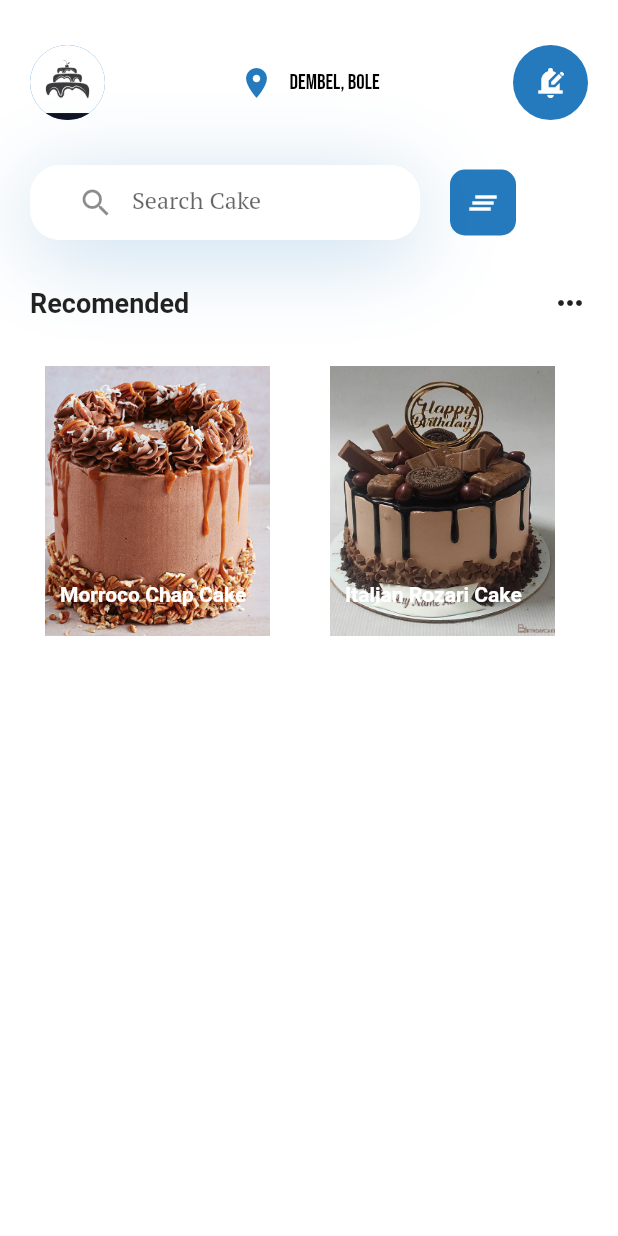
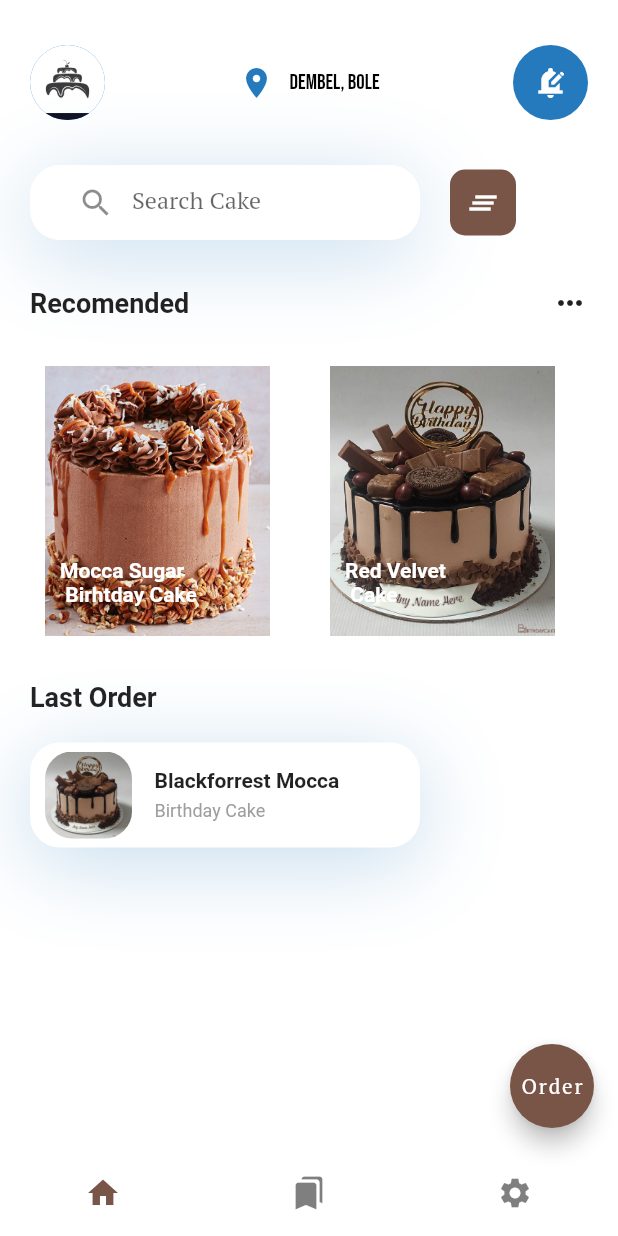
Before and after one commit to abduseK/Cake-App, a Flutter app: the HomeScreen screen opened directly, on a phone screen of 412 x 824 dp. Run offline on Flutter 3.47's test engine with Material 2 defaults, Android fonts, the phone set to English and light mode, and no system bars.

Commit message:
further updates on home screen

```diff
--- a/lib/screens/bodyScreen.dart
+++ b/lib/screens/bodyScreen.dart
@@ -3,9 +3,12 @@ import '../constants/constants.dart';
 import '../widgets/cakeCardWidget.dart';
 
 class Body extends StatelessWidget {
-  final List<String> titles = ["Morroco Chap Cake", "Italian Rozari Cake"];
+  final List<String> titles = [
+    "Mocca Sugar \n Birhtday Cake",
+    "Red Velvet \n Cake"
+  ];
+  final List<String> images = ["images/cake2.jpg", "images/cake3.jpg"];
 
-  final List<String> images = ["images/cake2.jpg", "images/cake3.jpg"];
   @override
   Widget build(BuildContext context) {
     return SafeArea(
@@ -94,7 +97,7 @@ class Body extends StatelessWidget {
                   height: 44,
                   width: 44,
                   decoration: BoxDecoration(
-                      color: kPrimaryColor,
+                      color: Colors.brown,
                       borderRadius: BorderRadius.circular(10)),
                   child: const Icon(
                     Icons.clear_all,
@@ -137,6 +140,71 @@ class Body extends StatelessWidget {
                 scrollDirection: Axis.horizontal,
               ),
             ),
+            const SizedBox(
+              height: 20,
+            ),
+            const Padding(
+              padding: EdgeInsets.symmetric(horizontal: 20.0),
+              child: Text(
+                "Last Order",
+                style: TextStyle(fontWeight: FontWeight.bold, fontSize: 18),
+              ),
+            ),
+            const SizedBox(
+              height: 20,
+            ),
+            Row(
+              children: [
+                Container(
+                  height: 70.0,
+                  width: 300,
+                  child: Container(
+                      margin: const EdgeInsets.symmetric(
+                        horizontal: 20.0,
+                      ),
+                      padding: const EdgeInsets.symmetric(
+                          horizontal: 10.0, vertical: 6.0),
+                      height: 50,
+                      decoration: BoxDecoration(
+                          color: Colors.white,
+                          borderRadius: BorderRadius.circular(20),
+                          boxShadow: [
+                            BoxShadow(
+                                offset: const Offset(0, 10),
+                                blurRadius: 50.0,
+                                color: kPrimaryColor.withOpacity(0.23))
+                          ]),
+                      child: Row(
+                        children: [
+                          ClipRRect(
+                              borderRadius: BorderRadius.circular(18.0),
+                              child: Image.asset("images/cake3.jpg")),
+                          const SizedBox(
+                            width: 15,
+                          ),
+                          Column(
+                            mainAxisAlignment: MainAxisAlignment.center,
+                            crossAxisAlignment: CrossAxisAlignment.start,
+                            children: const [
+                              Text(
+                                "Blackforrest Mocca",
+                                style: TextStyle(fontWeight: FontWeight.bold),
+                              ),
+                              SizedBox(
+                                height: 5,
+                              ),
+                              Text(
+                                "Birthday Cake",
+                                style:
+                                    TextStyle(color: Colors.grey, fontSize: 12),
+                              )
+                            ],
+                          )
+                        ],
+                      )),
+                ),
+              ],
+            ),
           ],
         ),
       ),
--- a/lib/screens/homeScreen.dart
+++ b/lib/screens/homeScreen.dart
@@ -1,14 +1,53 @@
 import 'package:flutter/material.dart';
+import 'package:test_onte/constants/constants.dart';
+import 'package:test_onte/screens/settingScreen.dart';
 import 'bodyScreen.dart';
 
-class HomeScreen extends StatelessWidget {
-  const HomeScreen({super.key});
+class HomeScreen extends StatefulWidget {
+  @override
+  State<HomeScreen> createState() => _HomeScreenState();
+}
+
+class _HomeScreenState extends State<HomeScreen> {
+  List pages = [Body(), Body(), const Settings()];
+
+  int currentIndex = 0;
+
+  void onTap(int index) {
+    setState(() {
+      currentIndex = index;
+    });
+  }
 
   @override
   Widget build(BuildContext context) {
     return Scaffold(
       backgroundColor: Colors.white,
-      body: Body(),
+      body: pages[currentIndex],
+      bottomNavigationBar: BottomNavigationBar(
+        onTap: onTap,
+        currentIndex: currentIndex,
+        showUnselectedLabels: false,
+        unselectedItemColor: Colors.black.withOpacity(0.5),
+        selectedItemColor: Colors.brown,
+        showSelectedLabels: false,
+        elevation: 0,
+        backgroundColor: Colors.white,
+        items: const [
+          BottomNavigationBarItem(icon: Icon(Icons.home), label: 'Home'),
+          BottomNavigationBarItem(icon: Icon(Icons.bookmarks), label: 'Saved'),
+          BottomNavigationBarItem(
+              icon: Icon(Icons.settings), label: 'Settings'),
+        ],
+      ),
+      floatingActionButton: FloatingActionButton(
+        backgroundColor: Colors.brown,
+        onPressed: () {},
+        child: const Text(
+          "Order",
+          style: TextStyle(fontFamily: "PTSerif-Regular"),
+        ),
+      ),
     );
   }
 }
--- a/lib/screens/settingScreen.dart
+++ b/lib/screens/settingScreen.dart
@@ -12,7 +12,8 @@ class _SettingsState extends State<Settings> {
   @override
   Widget build(BuildContext context) {
     return Scaffold(
-      body: SafeArea(
+      body: SingleChildScrollView(
+        child: SafeArea(
           child: Column(
             crossAxisAlignment: CrossAxisAlignment.start,
             children: [
@@ -46,7 +47,8 @@ class _SettingsState extends State<Settings> {
                         text: const TextSpan(
                             text: "Versavvy ",
                             style: TextStyle(
-                              color: Colors.black, fontWeight: FontWeight.bold),
+                                color: Colors.black,
+                                fontWeight: FontWeight.bold),
                             children: [
                               TextSpan(
                                   text: "Caké",
@@ -144,6 +146,7 @@ class _SettingsState extends State<Settings> {
             ],
           ),
         ),
+      ),
     );
   }
 }
@@ -157,7 +160,7 @@ class SettingCardWidget extends StatelessWidget {
   @override
   Widget build(BuildContext context) {
     return Card(
-      color: const Color.fromARGB(233, 248, 246, 246),
+      color: Colors.white,
       elevation: 0.5,
       child: ListTile(
         leading: icon,
```
Lines whose indentation alone changed are shown as unchanged.
